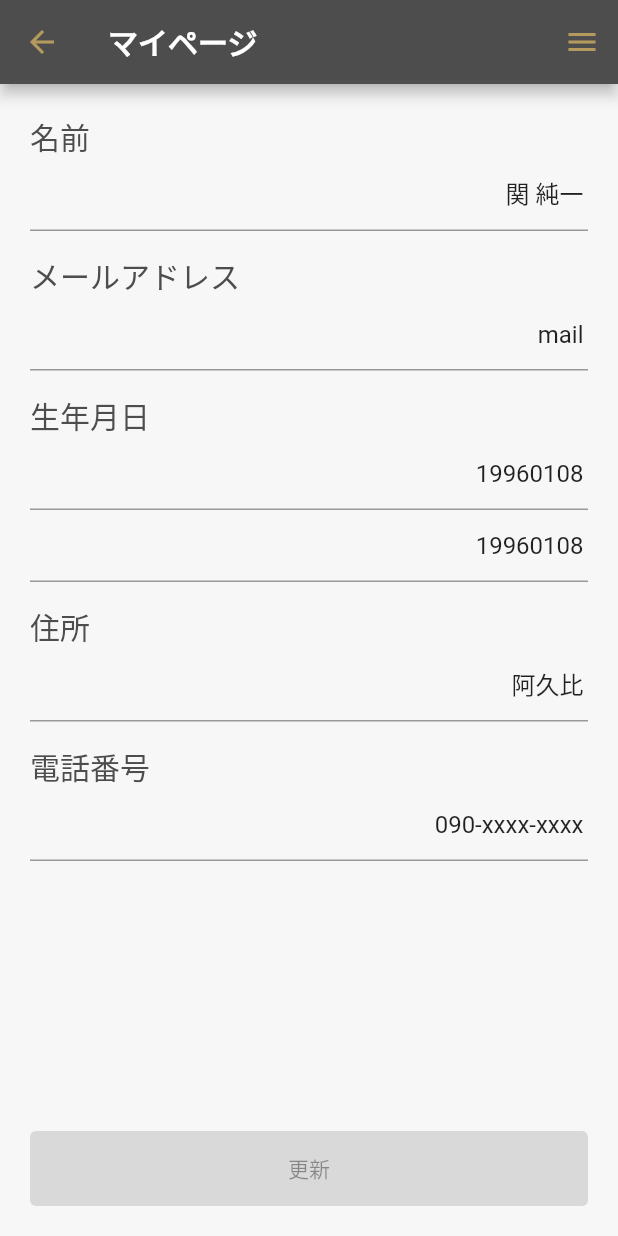
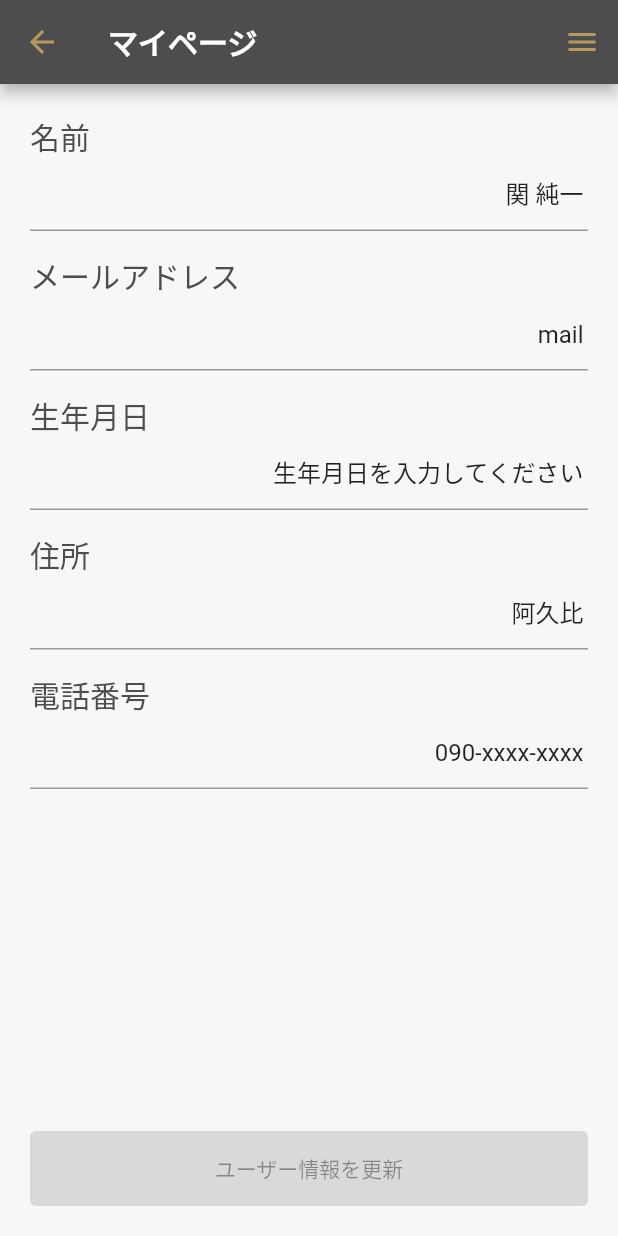
Before and after one commit to kunoyasutaka/eastarrow_app, a Flutter app: the MyPage screen opened directly, on a phone screen of 412 x 824 dp. Run offline on Flutter 3.47's test engine with Material 2 defaults, Android fonts, the light colour scheme and no system bars; our stand-ins replace carousel_slider, firebase_core, flutter_datetime_picker; accounts and stored records are empty; network calls fail; Roboto replaces fonts that are missing (NotoSansJP, NotoSerifJP).

Commit message:
7/17 生年月日ドラムロール採用

```diff
--- a/lib/presentation/my/my_page.dart
+++ b/lib/presentation/my/my_page.dart
@@ -17,7 +17,7 @@ class MyPage extends StatelessWidget {
           appBar: AppBar(
             title: const Text('マイページ'),
           ),
-          endDrawer: Drawer(),
+          endDrawer: const Drawer(),
           body: Padding(
             padding: const EdgeInsets.all(20.0),
             child: Column(
@@ -49,18 +49,12 @@ class MyPage extends StatelessWidget {
                   '生年月日',
                   style: TextStyle(fontSize: 20),
                 ),
-                TextFormField(
+                TextField(
                   autofocus: false,
                   controller: model.birthdayController,
                   textAlign: TextAlign.end,
                   onChanged: (text) {},
                   onTap: () => model.selectedDate(context),
-                ),
-                TextField(
-                  autofocus: false,
-                  controller: model.birthdayController,
-                  textAlign: TextAlign.end,
-                  onChanged: (text) {},
                 ),
                 const SizedBox(height: 15),
                 const Text(
@@ -69,7 +63,7 @@ class MyPage extends StatelessWidget {
                 ),
                 TextField(
                   autofocus: false,
-                  controller: model.addressController,
+                  controller: model.addressController,//TODO 住所編集の方法
                   textAlign: TextAlign.end,
                   onChanged: (text) {},
                 ),
@@ -80,17 +74,17 @@ class MyPage extends StatelessWidget {
                 ),
                 TextField(
                   autofocus: false,
-                  controller: model.telephoneNumberController,
+                  controller: model.telephoneNumberController,//TODO 電話番号編集の方法
                   textAlign: TextAlign.end,
                   onChanged: (text) {},
                 ),
                 Expanded(child: Container()),
                 const SizedBox(
                   height: 50,
-                  width: 500, //TODO 横幅を最大にする書き方
+                  width: 500, //TODO ボタン横幅を最大にする書き方
                   child: ElevatedButton(
                     onPressed: null,
-                    child: Text('更新'),
+                    child: Text('ユーザー情報を更新'),
                     style: ButtonStyle(),
                   ),
                 ),
--- a/pubspec.yaml
+++ b/pubspec.yaml
@@ -32,7 +32,6 @@ dependencies:
   cloud_firestore: ^2.3.0
   provider: ^5.0.0
   flutter_datetime_picker: ^1.5.1
-  intl: ^0.17.0
   carousel_slider: ^4.0.0
 
 dev_dependencies:
```
Also changed, not shown: lib/presentation/my/my_page_model.dart (+26 -7 lines), pubspec.lock.
